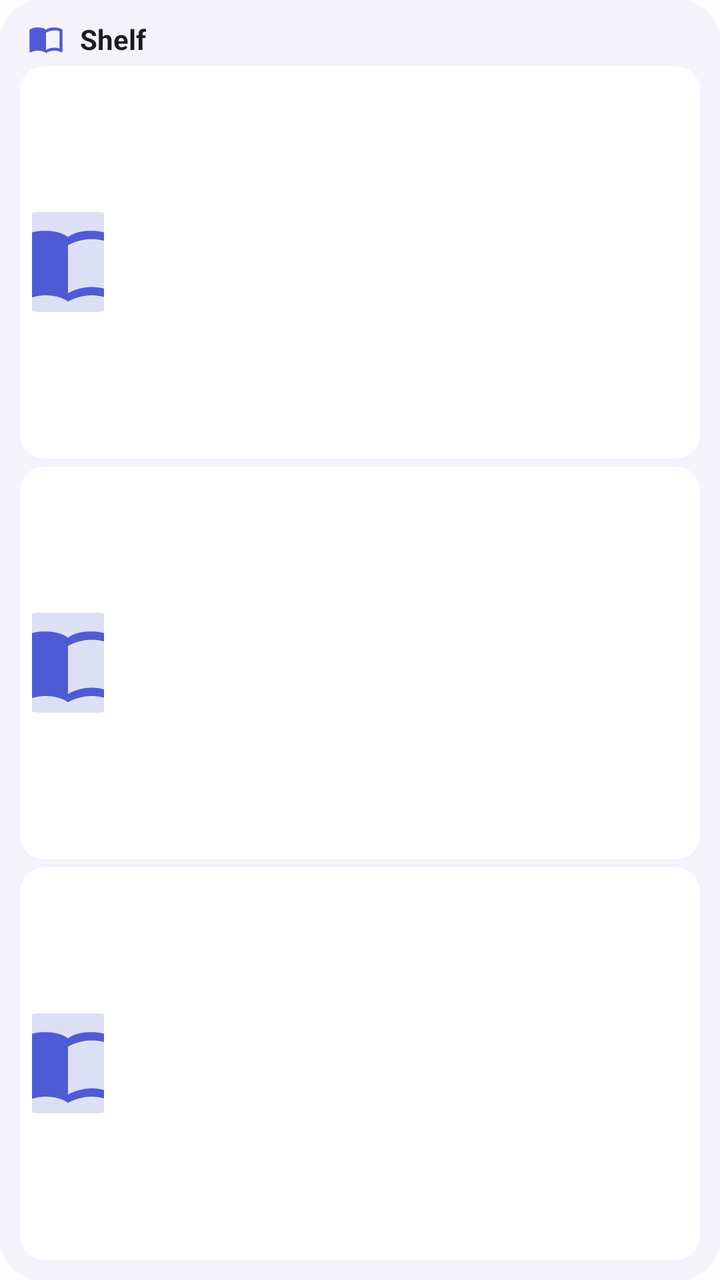
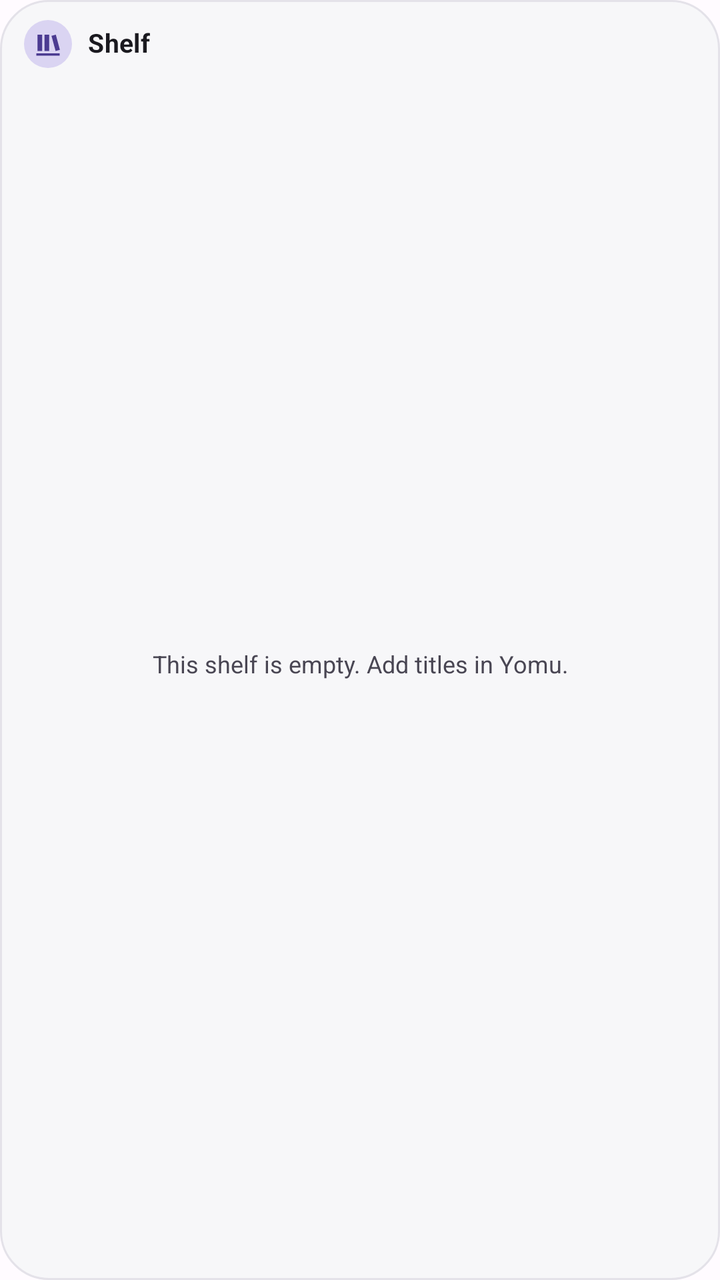

Screens rendered from an Android XML layout before and after an edit, with the pre-edit source and the edit as a unified diff.
<!-- AndroidManifest.xml: application theme Theme.Yomu -->
<!-- res/layout/widget_shelf.xml -->
<?xml version="1.0" encoding="utf-8"?>
<LinearLayout xmlns:android="http://schemas.android.com/apk/res/android"
    android:id="@+id/widget_shelf_root"
    android:layout_width="match_parent"
    android:layout_height="match_parent"
    android:background="@drawable/widget_background"
    android:orientation="vertical"
    android:padding="10dp">

    <LinearLayout
        android:id="@+id/widget_shelf_header"
        android:layout_width="match_parent"
        android:layout_height="wrap_content"
        android:gravity="center_vertical"
        android:orientation="horizontal"
        android:paddingStart="4dp"
        android:paddingEnd="4dp">

        <ImageView
            android:layout_width="18dp"
            android:layout_height="18dp"
            android:contentDescription="@null"
            android:src="@drawable/widget_ic_book" />

        <TextView
            android:id="@+id/widget_shelf_header_text"
            android:layout_width="0dp"
            android:layout_height="wrap_content"
            android:layout_marginStart="8dp"
            android:layout_weight="1"
            android:ellipsize="end"
            android:maxLines="1"
            android:text="@string/widget_shelf_label"
            android:textColor="@color/widget_on_background"
            android:textSize="14sp"
            android:textStyle="bold" />
    </LinearLayout>

    <TextView
        android:id="@+id/widget_shelf_empty"
        android:layout_width="match_parent"
        android:layout_height="match_parent"
        android:gravity="center"
        android:padding="8dp"
        android:text="@string/widget_shelf_empty"
        android:textColor="@color/widget_on_background_variant"
        android:textSize="13sp"
        android:visibility="gone" />

    <LinearLayout
        android:id="@+id/widget_shelf_row_0"
        android:layout_width="match_parent"
        android:layout_height="0dp"
        android:layout_weight="1"
        android:layout_marginTop="4dp"
        android:background="@drawable/widget_row_background"
        android:gravity="center_vertical"
        android:minHeight="56dp"
        android:orientation="horizontal"
        android:padding="6dp">

        <ImageView
            android:id="@+id/widget_shelf_cover_0"
            android:layout_width="36dp"
            android:layout_height="50dp"
            android:contentDescription="@null"
            android:scaleType="centerCrop"
            android:src="@drawable/widget_cover_placeholder" />

        <LinearLayout
            android:layout_width="0dp"
            android:layout_height="wrap_content"
            android:layout_marginStart="10dp"
            android:layout_weight="1"
            android:orientation="vertical">

            <TextView
                android:id="@+id/widget_shelf_title_0"
                android:layout_width="match_parent"
                android:layout_height="wrap_content"
                android:ellipsize="end"
                android:maxLines="2"
                android:textColor="@color/widget_on_background"
                android:textSize="14sp" />

            <TextView
                android:id="@+id/widget_shelf_subtitle_0"
                android:layout_width="match_parent"
                android:layout_height="wrap_content"
                android:ellipsize="end"
                android:maxLines="1"
                android:textColor="@color/widget_on_background_variant"
                android:textSize="12sp" />
        </LinearLayout>
    </LinearLayout>

    <LinearLayout
        android:id="@+id/widget_shelf_row_1"
        android:layout_width="match_parent"
        android:layout_height="0dp"
        android:layout_weight="1"
        android:layout_marginTop="4dp"
        android:background="@drawable/widget_row_background"
        android:gravity="center_vertical"
        android:minHeight="56dp"
        android:orientation="horizontal"
        android:padding="6dp">

        <ImageView
            android:id="@+id/widget_shelf_cover_1"
            android:layout_width="36dp"
            android:layout_height="50dp"
            android:contentDescription="@null"
            android:scaleType="centerCrop"
            android:src="@drawable/widget_cover_placeholder" />

        <LinearLayout
            android:layout_width="0dp"
            android:layout_height="wrap_content"
            android:layout_marginStart="10dp"
            android:layout_weight="1"
            android:orientation="vertical">

            <TextView
                android:id="@+id/widget_shelf_title_1"
                android:layout_width="match_parent"
                android:layout_height="wrap_content"
                android:ellipsize="end"
                android:maxLines="2"
                android:textColor="@color/widget_on_background"
                android:textSize="14sp" />

            <TextView
                android:id="@+id/widget_shelf_subtitle_1"
                android:layout_width="match_parent"
                android:layout_height="wrap_content"
                android:ellipsize="end"
                android:maxLines="1"
                android:textColor="@color/widget_on_background_variant"
                android:textSize="12sp" />
        </LinearLayout>
    </LinearLayout>

    <LinearLayout
        android:id="@+id/widget_shelf_row_2"
        android:layout_width="match_parent"
        android:layout_height="0dp"
        android:layout_weight="1"
        android:layout_marginTop="4dp"
        android:background="@drawable/widget_row_background"
        android:gravity="center_vertical"
        android:minHeight="56dp"
        android:orientation="horizontal"
        android:padding="6dp">

        <ImageView
            android:id="@+id/widget_shelf_cover_2"
            android:layout_width="36dp"
            android:layout_height="50dp"
            android:contentDescription="@null"
            android:scaleType="centerCrop"
            android:src="@drawable/widget_cover_placeholder" />

        <LinearLayout
            android:layout_width="0dp"
            android:layout_height="wrap_content"
            android:layout_marginStart="10dp"
            android:layout_weight="1"
            android:orientation="vertical">

            <TextView
                android:id="@+id/widget_shelf_title_2"
                android:layout_width="match_parent"
                android:layout_height="wrap_content"
                android:ellipsize="end"
                android:maxLines="2"
                android:textColor="@color/widget_on_background"
                android:textSize="14sp" />

            <TextView
                android:id="@+id/widget_shelf_subtitle_2"
                android:layout_width="match_parent"
                android:layout_height="wrap_content"
                android:ellipsize="end"
                android:maxLines="1"
                android:textColor="@color/widget_on_background_variant"
                android:textSize="12sp" />
        </LinearLayout>
    </LinearLayout>
</LinearLayout>
<!-- resources referenced by this layout -->
<resources>
  <color name="widget_on_background">#1B1B21</color>
  <color name="widget_on_background_variant">#5B5D72</color>
  <!-- drawable widget_background (drawable) -->
  <?xml version="1.0" encoding="utf-8"?>
  <shape xmlns:android="http://schemas.android.com/apk/res/android" android:shape="rectangle">
      <solid android:color="@color/widget_background" />
      <corners android:radius="20dp" />
  </shape>
  <!-- drawable widget_cover_placeholder (drawable) -->
  <?xml version="1.0" encoding="utf-8"?>
  <layer-list xmlns:android="http://schemas.android.com/apk/res/android">
      <item>
          <shape android:shape="rectangle">
              <solid android:color="@color/widget_track" />
              <corners android:radius="4dp" />
          </shape>
      </item>
      <item android:drawable="@drawable/widget_ic_book" android:gravity="center" android:width="20dp" android:height="20dp" />
  </layer-list>
  <!-- drawable widget_row_background (drawable) -->
  <?xml version="1.0" encoding="utf-8"?>
  <shape xmlns:android="http://schemas.android.com/apk/res/android" android:shape="rectangle">
      <solid android:color="@color/widget_surface" />
      <corners android:radius="12dp" />
  </shape>
  <string name="widget_shelf_empty">This shelf is empty. Add titles in Yomu.</string>
  <string name="widget_shelf_label">Shelf</string>
  <style name="Theme.Yomu" parent="Theme.AppCompat.DayNight.NoActionBar">
          <item name="android:windowBackground">@color/yomu_background</item>
          <item name="colorPrimary">@color/yomu_primary</item>
          <item name="android:statusBarColor">@android:color/transparent</item>
          <item name="android:navigationBarColor">@android:color/transparent</item>
          <item name="android:windowLightStatusBar">@bool/yomu_light_bars</item>
          <item name="android:windowLightNavigationBar" tools:targetApi="o_mr1">@bool/yomu_light_bars</item>
      </style>
  <color name="widget_background">#F2F4F2FA</color>
  <color name="widget_track">#DDE0F5</color>
  <color name="widget_accent">#4F5BD5</color>
  <color name="widget_surface">#FFFFFFFF</color>
  <color name="yomu_background">#FFFBFF</color>
  <color name="yomu_primary">#4F5BD5</color>
  <!-- unchanged entries left out for length: 1 -->
</resources>

<!-- the commit's change to res/layout/widget_shelf.xml (unified diff, before → after) -->
@@ -5,22 +5,25 @@
     android:layout_height="match_parent"
     android:background="@drawable/widget_background"
     android:orientation="vertical"
-    android:padding="10dp">
+    android:paddingStart="12dp"
+    android:paddingTop="10dp"
+    android:paddingEnd="12dp"
+    android:paddingBottom="10dp">
 
     <LinearLayout
         android:id="@+id/widget_shelf_header"
         android:layout_width="match_parent"
         android:layout_height="wrap_content"
         android:gravity="center_vertical"
-        android:orientation="horizontal"
-        android:paddingStart="4dp"
-        android:paddingEnd="4dp">
-
-        <ImageView
-            android:layout_width="18dp"
-            android:layout_height="18dp"
-            android:contentDescription="@null"
-            android:src="@drawable/widget_ic_book" />
+        android:orientation="horizontal">
+
+        <ImageView
+            android:layout_width="24dp"
+            android:layout_height="24dp"
+            android:background="@drawable/widget_badge_background"
+            android:contentDescription="@null"
+            android:padding="5dp"
+            android:src="@drawable/widget_ic_shelf" />
 
         <TextView
             android:id="@+id/widget_shelf_header_text"
@@ -29,40 +32,42 @@
             android:layout_marginStart="8dp"
             android:layout_weight="1"
             android:ellipsize="end"
+            android:includeFontPadding="false"
+            android:letterSpacing="0.01"
             android:maxLines="1"
             android:text="@string/widget_shelf_label"
             android:textColor="@color/widget_on_background"
-            android:textSize="14sp"
+            android:textSize="13sp"
             android:textStyle="bold" />
     </LinearLayout>
 
     <TextView
         android:id="@+id/widget_shelf_empty"
         android:layout_width="match_parent"
-        android:layout_height="match_parent"
+        android:layout_height="0dp"
+        android:layout_weight="1"
         android:gravity="center"
-        android:padding="8dp"
+        android:padding="12dp"
         android:text="@string/widget_shelf_empty"
         android:textColor="@color/widget_on_background_variant"
-        android:textSize="13sp"
-        android:visibility="gone" />
+        android:textSize="12sp" />
 
     <LinearLayout
         android:id="@+id/widget_shelf_row_0"
         android:layout_width="match_parent"
         android:layout_height="0dp"
         android:layout_weight="1"
-        android:layout_marginTop="4dp"
+        android:layout_marginTop="6dp"
         android:background="@drawable/widget_row_background"
         android:gravity="center_vertical"
-        android:minHeight="56dp"
         android:orientation="horizontal"
-        android:padding="6dp">
+        android:padding="6dp"
+        android:visibility="gone">
 
         <ImageView
             android:id="@+id/widget_shelf_cover_0"
-            android:layout_width="36dp"
-            android:layout_height="50dp"
+            android:layout_width="34dp"
+            android:layout_height="46dp"
             android:contentDescription="@null"
             android:scaleType="centerCrop"
             android:src="@drawable/widget_cover_placeholder" />
@@ -79,19 +84,30 @@
                 android:layout_width="match_parent"
                 android:layout_height="wrap_content"
                 android:ellipsize="end"
-                android:maxLines="2"
+                android:includeFontPadding="false"
+                android:maxLines="1"
                 android:textColor="@color/widget_on_background"
-                android:textSize="14sp" />
+                android:textSize="13sp"
+                android:textStyle="bold" />
 
             <TextView
                 android:id="@+id/widget_shelf_subtitle_0"
                 android:layout_width="match_parent"
                 android:layout_height="wrap_content"
-                android:ellipsize="end"
+                android:layout_marginTop="2dp"
+                android:ellipsize="end"
+                android:includeFontPadding="false"
                 android:maxLines="1"
                 android:textColor="@color/widget_on_background_variant"
-                android:textSize="12sp" />
+                android:textSize="11sp" />
         </LinearLayout>
+
+        <ImageView
+            android:layout_width="18dp"
+            android:layout_height="18dp"
+            android:layout_marginStart="4dp"
+            android:contentDescription="@null"
+            android:src="@drawable/widget_ic_chevron" />
     </LinearLayout>
 
     <LinearLayout
@@ -99,17 +115,17 @@
         android:layout_width="match_parent"
         android:layout_height="0dp"
         android:layout_weight="1"
-        android:layout_marginTop="4dp"
+        android:layout_marginTop="6dp"
         android:background="@drawable/widget_row_background"
         android:gravity="center_vertical"
-        android:minHeight="56dp"
         android:orientation="horizontal"
-        android:padding="6dp">
+        android:padding="6dp"
+        android:visibility="gone">
 
         <ImageView
             android:id="@+id/widget_shelf_cover_1"
-            android:layout_width="36dp"
-            android:layout_height="50dp"
+            android:layout_width="34dp"
+            android:layout_height="46dp"
             android:contentDescription="@null"
             android:scaleType="centerCrop"
             android:src="@drawable/widget_cover_placeholder" />
@@ -126,19 +142,30 @@
                 android:layout_width="match_parent"
                 android:layout_height="wrap_content"
                 android:ellipsize="end"
-                android:maxLines="2"
+                android:includeFontPadding="false"
+                android:maxLines="1"
                 android:textColor="@color/widget_on_background"
-                android:textSize="14sp" />
+                android:textSize="13sp"
+                android:textStyle="bold" />
 
             <TextView
                 android:id="@+id/widget_shelf_subtitle_1"
                 android:layout_width="match_parent"
                 android:layout_height="wrap_content"
-                android:ellipsize="end"
+                android:layout_marginTop="2dp"
+                android:ellipsize="end"
+                android:includeFontPadding="false"
                 android:maxLines="1"
                 android:textColor="@color/widget_on_background_variant"
-                android:textSize="12sp" />
+                android:textSize="11sp" />
         </LinearLayout>
+
+        <ImageView
+            android:layout_width="18dp"
+            android:layout_height="18dp"
+            android:layout_marginStart="4dp"
+            android:contentDescription="@null"
+            android:src="@drawable/widget_ic_chevron" />
     </LinearLayout>
 
     <LinearLayout
@@ -146,17 +173,17 @@
         android:layout_width="match_parent"
         android:layout_height="0dp"
         android:layout_weight="1"
-        android:layout_marginTop="4dp"
+        android:layout_marginTop="6dp"
         android:background="@drawable/widget_row_background"
         android:gravity="center_vertical"
-        android:minHeight="56dp"
         android:orientation="horizontal"
-        android:padding="6dp">
+        android:padding="6dp"
+        android:visibility="gone">
 
         <ImageView
             android:id="@+id/widget_shelf_cover_2"
-            android:layout_width="36dp"
-            android:layout_height="50dp"
+            android:layout_width="34dp"
+            android:layout_height="46dp"
             android:contentDescription="@null"
             android:scaleType="centerCrop"
             android:src="@drawable/widget_cover_placeholder" />
@@ -173,18 +200,29 @@
                 android:layout_width="match_parent"
                 android:layout_height="wrap_content"
                 android:ellipsize="end"
-                android:maxLines="2"
+                android:includeFontPadding="false"
+                android:maxLines="1"
                 android:textColor="@color/widget_on_background"
-                android:textSize="14sp" />
+                android:textSize="13sp"
+                android:textStyle="bold" />
 
             <TextView
                 android:id="@+id/widget_shelf_subtitle_2"
                 android:layout_width="match_parent"
                 android:layout_height="wrap_content"
-                android:ellipsize="end"
+                android:layout_marginTop="2dp"
+                android:ellipsize="end"
+                android:includeFontPadding="false"
                 android:maxLines="1"
                 android:textColor="@color/widget_on_background_variant"
-                android:textSize="12sp" />
+                android:textSize="11sp" />
         </LinearLayout>
+
+        <ImageView
+            android:layout_width="18dp"
+            android:layout_height="18dp"
+            android:layout_marginStart="4dp"
+            android:contentDescription="@null"
+            android:src="@drawable/widget_ic_chevron" />
     </LinearLayout>
 </LinearLayout>
<!-- resource entries referenced after the edit -->
@@ -1,12 +1,18 @@
 <!-- resources referenced by this layout -->
 <resources>
-  <color name="widget_on_background">#1B1B21</color>
-  <color name="widget_on_background_variant">#5B5D72</color>
+  <color name="widget_on_background">#1A191F</color>
+  <color name="widget_on_background_variant">#494653</color>
   <!-- drawable widget_background (drawable) -->
   <?xml version="1.0" encoding="utf-8"?>
   <shape xmlns:android="http://schemas.android.com/apk/res/android" android:shape="rectangle">
       <solid android:color="@color/widget_background" />
-      <corners android:radius="20dp" />
+      <stroke android:width="1dp" android:color="@color/widget_outline" />
+      <corners android:radius="24dp" />
+  </shape>
+  <!-- drawable widget_badge_background (drawable) -->
+  <?xml version="1.0" encoding="utf-8"?>
+  <shape xmlns:android="http://schemas.android.com/apk/res/android" android:shape="oval">
+      <solid android:color="@color/widget_accent_surface" />
   </shape>
   <!-- drawable widget_cover_placeholder (drawable) -->
   <?xml version="1.0" encoding="utf-8"?>
@@ -14,16 +20,37 @@
       <item>
           <shape android:shape="rectangle">
               <solid android:color="@color/widget_track" />
-              <corners android:radius="4dp" />
+              <corners android:radius="10dp" />
           </shape>
       </item>
-      <item android:drawable="@drawable/widget_ic_book" android:gravity="center" android:width="20dp" android:height="20dp" />
+      <item android:drawable="@drawable/widget_ic_book" android:gravity="center" android:width="18dp" android:height="18dp" />
   </layer-list>
+  <!-- drawable widget_ic_chevron (drawable) -->
+  <?xml version="1.0" encoding="utf-8"?>
+  <vector xmlns:android="http://schemas.android.com/apk/res/android"
+      android:width="24dp"
+      android:height="24dp"
+      android:viewportWidth="24"
+      android:viewportHeight="24">
+      <path
+          android:fillColor="@color/widget_on_background_variant"
+          android:pathData="M9.3,6.3a1,1 0,0 1,1.4 0l5,5a1,1 0,0 1,0 1.4l-5,5a1,1 0,1 1,-1.4 -1.4L13.6,12 9.3,7.7a1,1 0,0 1,0 -1.4z" />
+  </vector>
+  <!-- drawable widget_ic_shelf (drawable) -->
+  <?xml version="1.0" encoding="utf-8"?>
+  <vector xmlns:android="http://schemas.android.com/apk/res/android"
+      android:width="24dp"
+      android:height="24dp"
+      android:viewportWidth="24"
+      android:viewportHeight="24">
+      <path android:fillColor="@color/widget_accent" android:fillType="evenOdd"
+          android:pathData="M3,4h4v14H3zM9,4h4v14H9zM15,5l3.7,-1 3.5,13 -3.7,1zM2,20h20v2H2z" />
+  </vector>
   <!-- drawable widget_row_background (drawable) -->
   <?xml version="1.0" encoding="utf-8"?>
   <shape xmlns:android="http://schemas.android.com/apk/res/android" android:shape="rectangle">
       <solid android:color="@color/widget_surface" />
-      <corners android:radius="12dp" />
+      <corners android:radius="18dp" />
   </shape>
   <string name="widget_shelf_empty">This shelf is empty. Add titles in Yomu.</string>
   <string name="widget_shelf_label">Shelf</string>
@@ -35,10 +62,12 @@
           <item name="android:windowLightStatusBar">@bool/yomu_light_bars</item>
           <item name="android:windowLightNavigationBar" tools:targetApi="o_mr1">@bool/yomu_light_bars</item>
       </style>
-  <color name="widget_background">#F2F4F2FA</color>
-  <color name="widget_track">#DDE0F5</color>
-  <color name="widget_accent">#4F5BD5</color>
-  <color name="widget_surface">#FFFFFFFF</color>
+  <color name="widget_background">#F7F7F9</color>
+  <color name="widget_outline">#E4E2E9</color>
+  <color name="widget_accent_surface">#DAD4F2</color>
+  <color name="widget_track">#D7D4E0</color>
+  <color name="widget_accent">#4B3B91</color>
+  <color name="widget_surface">#EAEAEE</color>
   <color name="yomu_background">#FFFBFF</color>
   <color name="yomu_primary">#4F5BD5</color>
   <!-- unchanged entries left out for length: 1 -->
